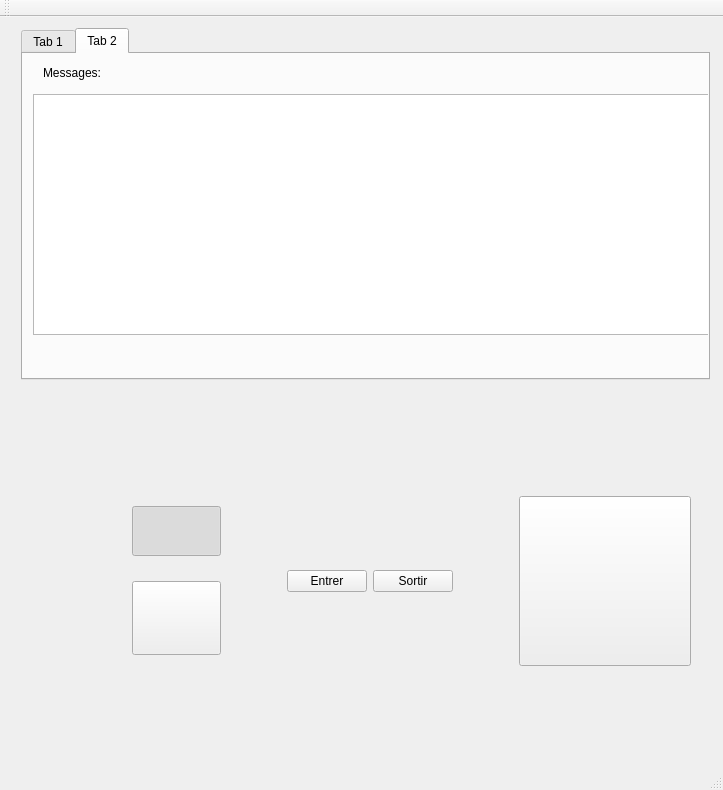
This is mainwindow.ui in VConstans/IHMEcluse as Qt 5 draws it before an edit. The edited form follows.
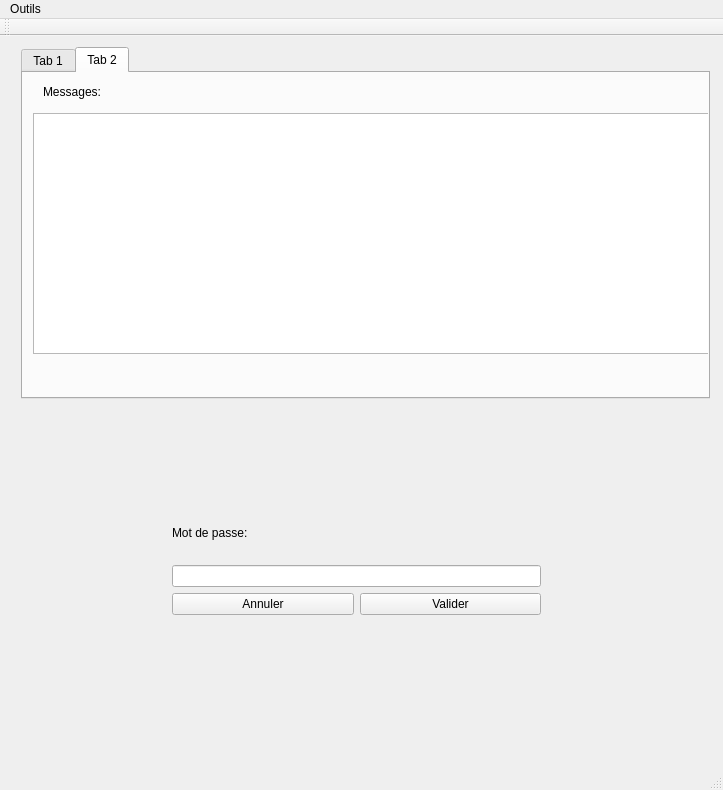
This is the edited form. Icons and pictures are not drawn.

```diff
--- a/mainwindow.ui
+++ b/mainwindow.ui
@@ -280,7 +280,7 @@
         <enum>Qt::LeftToRight</enum>
        </property>
        <property name="currentIndex">
-        <number>0</number>
+        <number>1</number>
        </property>
        <widget class="QWidget" name="IHMAuto">
         <widget class="QWidget" name="horizontalLayoutWidget">
@@ -422,6 +422,48 @@
          </layout>
         </widget>
        </widget>
+       <widget class="QWidget" name="auth">
+        <widget class="QWidget" name="verticalLayoutWidget">
+         <property name="geometry">
+          <rect>
+           <x>140</x>
+           <y>90</y>
+           <width>391</width>
+           <height>131</height>
+          </rect>
+         </property>
+         <layout class="QVBoxLayout" name="verticalLayout_3">
+          <item>
+           <widget class="QLabel" name="label_6">
+            <property name="text">
+             <string>Mot de passe:</string>
+            </property>
+           </widget>
+          </item>
+          <item>
+           <widget class="QLineEdit" name="mdp"/>
+          </item>
+          <item>
+           <layout class="QHBoxLayout" name="horizontalLayout">
+            <item>
+             <widget class="QPushButton" name="annulerMdp">
+              <property name="text">
+               <string>Annuler</string>
+              </property>
+             </widget>
+            </item>
+            <item>
+             <widget class="QPushButton" name="validerMdp">
+              <property name="text">
+               <string>Valider</string>
+              </property>
+             </widget>
+            </item>
+           </layout>
+          </item>
+         </layout>
+        </widget>
+       </widget>
        <widget class="QWidget" name="IHMMan">
         <widget class="QWidget" name="layoutWidget">
          <property name="geometry">
@@ -738,9 +780,16 @@
      <x>0</x>
      <y>0</y>
      <width>723</width>
-     <height>29</height>
+     <height>25</height>
     </rect>
    </property>
+   <widget class="QMenu" name="menuOutils">
+    <property name="title">
+     <string>Outils</string>
+    </property>
+    <addaction name="buttonChangerMode"/>
+   </widget>
+   <addaction name="menuOutils"/>
   </widget>
   <widget class="QToolBar" name="mainToolBar">
    <attribute name="toolBarArea">
```
Left out of the diff: 6 changed lines with no effect on the pictures.
